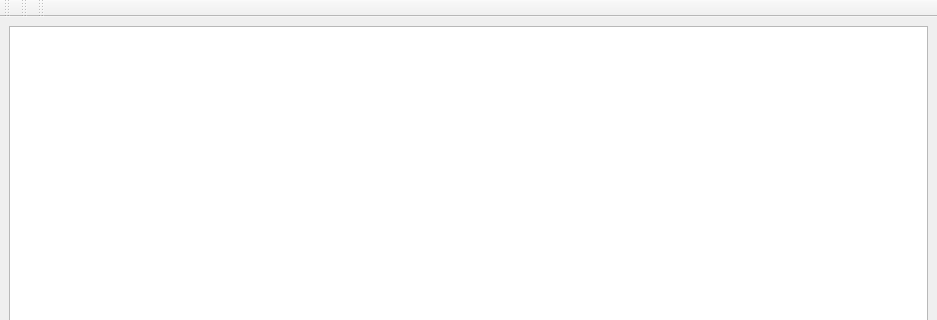
Qt form visualiser.ui (jimboboliver/limitedMemoryMCTS) before a commit; both pictures show x 0 to 937 and y 0 to 320 of the 937 by 583 pixel window.
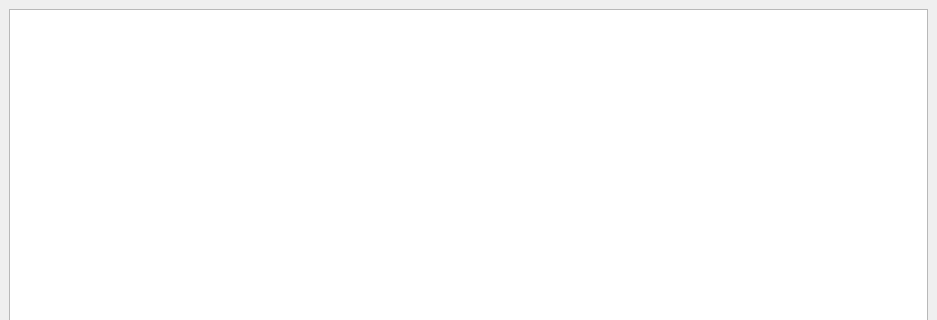
The same form after that commit.

Commit message: Removed erroneous toolbars in visualiser

```diff
--- a/visualiser.ui
+++ b/visualiser.ui
@@ -279,39 +279,6 @@
     </item>
    </layout>
   </widget>
-  <widget class="QToolBar" name="toolBar">
-   <property name="windowTitle">
-    <string>toolBar</string>
-   </property>
-   <attribute name="toolBarArea">
-    <enum>TopToolBarArea</enum>
-   </attribute>
-   <attribute name="toolBarBreak">
-    <bool>false</bool>
-   </attribute>
-  </widget>
-  <widget class="QToolBar" name="toolBar_2">
-   <property name="windowTitle">
-    <string>toolBar_2</string>
-   </property>
-   <attribute name="toolBarArea">
-    <enum>TopToolBarArea</enum>
-   </attribute>
-   <attribute name="toolBarBreak">
-    <bool>false</bool>
-   </attribute>
-  </widget>
-  <widget class="QToolBar" name="toolBar_3">
-   <property name="windowTitle">
-    <string>toolBar_3</string>
-   </property>
-   <attribute name="toolBarArea">
-    <enum>TopToolBarArea</enum>
-   </attribute>
-   <attribute name="toolBarBreak">
-    <bool>false</bool>
-   </attribute>
-  </widget>
  </widget>
  <resources/>
  <connections/>
```
The commit also changes 1 other file.
